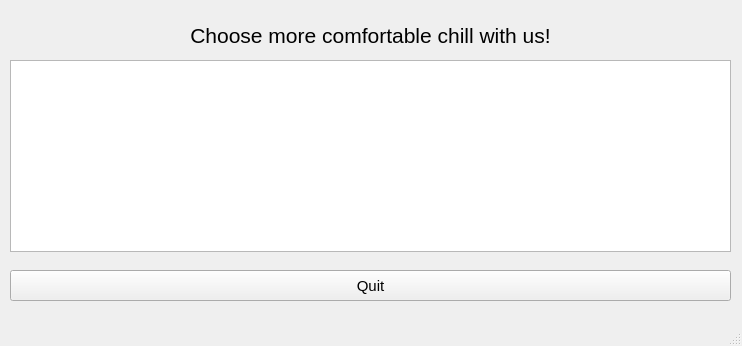
Old version of the form mdkpv2/buying_package.ui in the repository Korobkov124/MDKP.
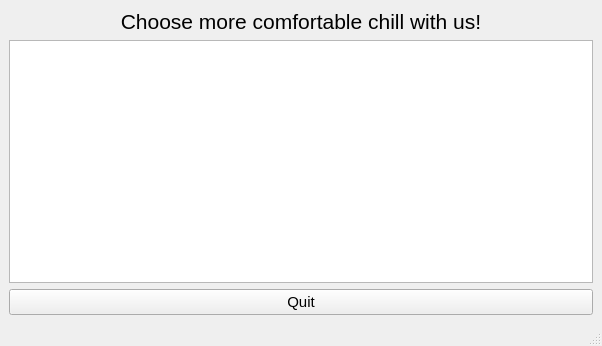
New version of the form.

Diff of the .ui file:
```diff
--- a/mdkpv2/buying_package.ui
+++ b/mdkpv2/buying_package.ui
@@ -6,7 +6,7 @@
    <rect>
     <x>0</x>
     <y>0</y>
-    <width>742</width>
+    <width>602</width>
     <height>346</height>
    </rect>
   </property>
@@ -14,28 +14,19 @@
    <string>MainWindow</string>
   </property>
   <widget class="QWidget" name="centralwidget">
+   <layout class="QGridLayout" name="gridLayout">
+    <item row="0" column="0">
    <widget class="QLabel" name="label">
-    <property name="geometry">
-     <rect>
-      <x>10</x>
-      <y>10</y>
-      <width>721</width>
-      <height>51</height>
-     </rect>
-    </property>
     <property name="text">
      <string>&lt;html&gt;&lt;head/&gt;&lt;body&gt;&lt;p align=&quot;center&quot;&gt;&lt;span style=&quot; font-size:16pt;&quot;&gt;Choose more comfortable chill with us!&lt;/span&gt;&lt;/p&gt;&lt;/body&gt;&lt;/html&gt;</string>
     </property>
    </widget>
+    </item>
+    <item row="1" column="0">
+     <widget class="QTableView" name="tableView"/>
+    </item>
+    <item row="2" column="0">
    <widget class="QPushButton" name="Quit_button">
-    <property name="geometry">
-     <rect>
-      <x>10</x>
-      <y>270</y>
-      <width>721</width>
-      <height>31</height>
-     </rect>
-    </property>
     <property name="font">
      <font>
       <family>Arial</family>
@@ -46,16 +37,8 @@
      <string>Quit</string>
     </property>
    </widget>
-   <widget class="QTableView" name="tableView">
-    <property name="geometry">
-     <rect>
-      <x>10</x>
-      <y>60</y>
-      <width>721</width>
-      <height>192</height>
-     </rect>
-    </property>
-   </widget>
+    </item>
+   </layout>
   </widget>
   <widget class="QMenuBar" name="menubar">
    <property name="geometry">
```
Left out of the diff: 2 changed lines with no effect on the pictures. Lines whose indentation alone changed are shown as unchanged.
